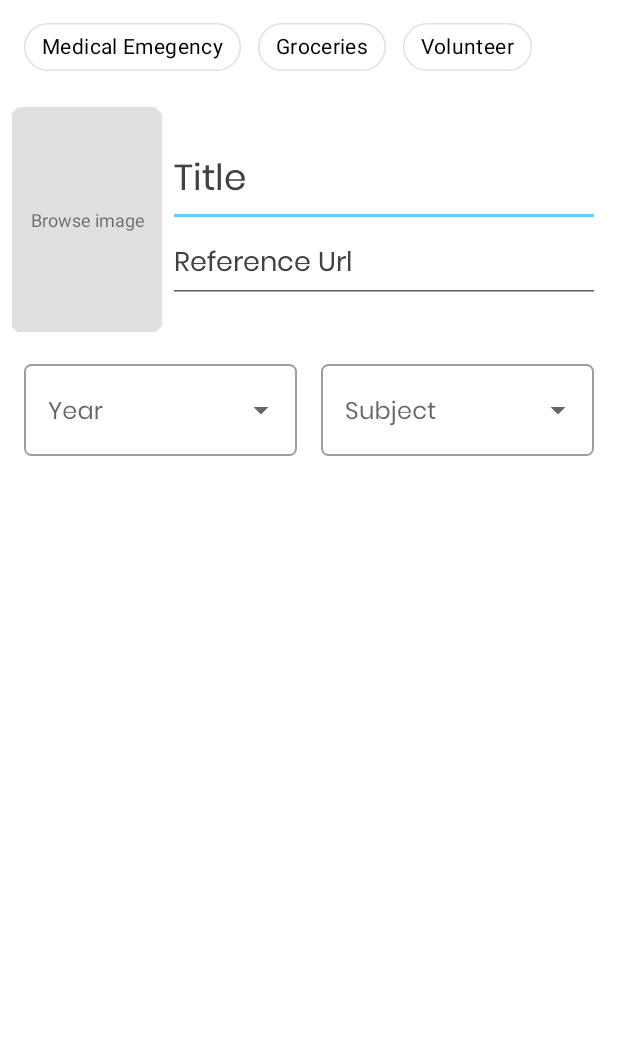
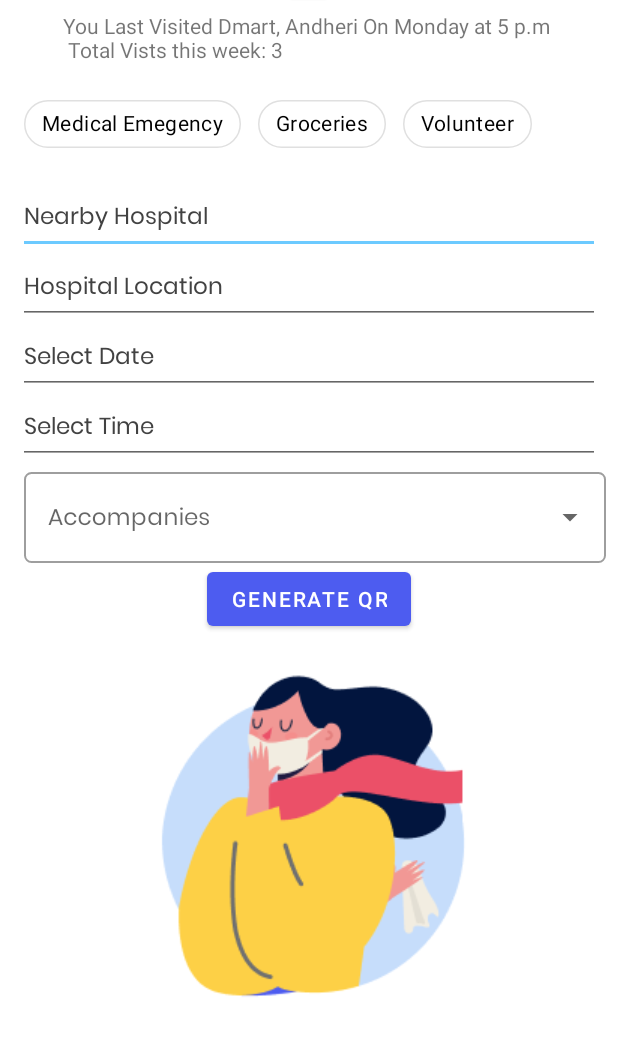
Before and after one commit to abhishekgupta-99/GoCorona, an Android app: the GO_OUT screen opened directly, with no data from a screen before it, on a phone screen of 412 x 824 dp, the part 86-1142 px from its top. Run offline under Robolectric (Android 15) with nearby library versions, the phone set to English and light mode, and no system bars; libraries missing offline, so code that uses them is left out: androidmads.library.qrgenearator; 1 statement that could not run was skipped.

Commit message:
Merge branch 'master' of https://github.com/pranjalpc99/GoCorona into abhishek
# Conflicts:
#	app/build.gradle
#	app/src/main/res/values/strings.xml

```diff
--- a/app/src/main/res/layout/activity_go__out.xml
+++ b/app/src/main/res/layout/activity_go__out.xml
@@ -34,6 +34,8 @@
 
         <RelativeLayout
             android:layout_width="match_parent"
+
+            android:id="@+id/detailsrl"
             android:layout_height="match_parent">
 
             <LinearLayout
@@ -41,7 +43,7 @@
                 android:orientation="vertical"
                 android:layout_width="match_parent"
                 android:layout_height="wrap_content"
-                android:background="@color/white">
+            >
 
                 <com.google.android.material.card.MaterialCardView
                     android:layout_width="wrap_content"
@@ -77,7 +79,15 @@
                     </LinearLayout>
 
                 </com.google.android.material.card.MaterialCardView>
+<TextView
+    android:layout_width="wrap_content"
+    android:layout_margin="8dp"
+    android:text="You Last Visited Dmart, Andheri On Monday at 5 p.m \n Total Vists this week: 3"
+    android:layout_gravity="center"
 
+    android:layout_height="wrap_content">
+
+</TextView>
                 <HorizontalScrollView
                     android:layout_width="match_parent"
                     android:layout_height="wrap_content"
@@ -93,7 +103,7 @@
                         app:singleSelection="true">
 
                         <com.google.android.material.chip.Chip
-                            android:id="@+id/book"
+                            android:id="@+id/medical"
                             style="@style/CustomChipChoice"
                             android:layout_width="wrap_content"
                             android:layout_height="wrap_content"
@@ -107,7 +117,7 @@
                             app:chipStrokeWidth="1dp" />
 
                         <com.google.android.material.chip.Chip
-                            android:id="@+id/ppt"
+                            android:id="@+id/groceries"
                             style="@style/CustomChipChoice"
                             android:layout_width="wrap_content"
                             android:layout_height="wrap_content"
@@ -154,30 +164,7 @@
                     android:layout_marginStart="8dp"
                     android:layout_marginEnd="8dp">
 
-                    <com.google.android.material.card.MaterialCardView
-                        android:layout_width="100dp"
-                        android:layout_height="150dp"
-                        app:cardBackgroundColor="@color/grey300"
-                        app:cardCornerRadius="8dp">
 
-
-                        <ImageView
-                            android:id="@+id/selected_book"
-                            android:layout_width="match_parent"
-                            android:layout_height="match_parent"
-                            android:scaleType="fitXY" />
-
-                        <TextView
-                            android:id="@+id/browse"
-                            android:layout_width="match_parent"
-                            android:layout_height="match_parent"
-                            android:layout_gravity="center"
-                            android:gravity="center"
-                            android:onClick="search"
-                            android:text="Browse image"
-                            android:textSize="12sp" />
-
-                    </com.google.android.material.card.MaterialCardView>
 
                     <LinearLayout
                         android:gravity="center"
@@ -186,46 +173,72 @@
                         android:layout_width="match_parent"
                         android:layout_height="wrap_content">
 
-                        <androidx.appcompat.widget.AppCompatEditText
-                            android:id="@+id/title"
+                        <AutoCompleteTextView
+                            android:id="@+id/dest"
                             android:layout_width="match_parent"
                             android:layout_height="wrap_content"
                             android:layout_marginLeft="4dp"
                             android:layout_marginRight="4dp"
                             android:fontFamily="@font/poppins_regular"
-                            android:hint="Title"
+                            android:hint="Doctor/Hospital Name"
                             android:inputType="text"
                             android:textColor="#000000"
                             android:textColorHint="#424242"
-                            android:textSize="24sp" />
+                            android:textSize="15sp" />
+
 
                         <androidx.appcompat.widget.AppCompatEditText
-                            android:id="@+id/ref_url"
+                            android:id="@+id/dest_add"
+                            android:layout_width="match_parent"
+                            android:layout_height="wrap_content"
+                            android:layout_marginLeft="4dp"
+                            android:textSize="15sp"
+                            android:layout_marginRight="4dp"
+                            android:fontFamily="@font/poppins_regular"
+                            android:hint="Visiting Address"
+                            android:textColor="#000000"
+                            android:textColorHint="#424242" />
+
+
+                        <androidx.appcompat.widget.AppCompatEditText
+                            android:id="@+id/date"
+                            android:layout_width="match_parent"
+                            android:layout_height="wrap_content"
+                            android:layout_marginLeft="4dp"
+                            android:layout_marginRight="4dp"
+                            android:editable="false"
+                            android:fontFamily="@font/poppins_regular"
+                            android:hint="Select Date"
+                            android:onClick="date"
+                            android:inputType="text"
+                            android:textColor="#000000"
+                            android:textColorHint="#424242"
+                            android:textSize="15sp"  />
+
+                        <androidx.appcompat.widget.AppCompatEditText
+                            android:id="@+id/time"
                             android:layout_width="match_parent"
                             android:layout_height="wrap_content"
                             android:layout_marginLeft="4dp"
                             android:layout_marginRight="4dp"
                             android:fontFamily="@font/poppins_regular"
-                            android:hint="Reference Url"
-                            android:inputType="textUri"
+                            android:hint="Select Time"
+                            android:onClick="time"
+                            android:inputType="text"
                             android:textColor="#000000"
-                            android:textColorHint="#424242" />
+                            android:textColorHint="#424242"
+                            android:textSize="15sp" />
 
                     </LinearLayout>
 
 
                 </LinearLayout>
 
-                <LinearLayout
-                    android:layout_width="match_parent"
-                    android:layout_height="wrap_content"
-                    android:id="@+id/spinners"
-                    android:layout_marginTop="16dp"
-                    android:orientation="horizontal">
+
 
                     <com.google.android.material.textfield.TextInputLayout
                         style="@style/Widget.MaterialComponents.TextInputLayout.OutlinedBox.ExposedDropdownMenu"
-                        android:layout_width="0dp"
+                        android:layout_width="match_parent"
                         android:layout_height="wrap_content"
                         android:layout_marginStart="16dp"
                         android:layout_marginEnd="8dp"
@@ -237,44 +250,64 @@
                         app:boxCornerRadiusTopStart="5dp">
 
                         <AutoCompleteTextView
-                            android:id="@+id/filled_exposed_dropdown_year"
+                            android:id="@+id/number_of_memb"
                             android:layout_width="match_parent"
                             android:layout_height="wrap_content"
                             android:editable="false"
+                            android:textSize="15sp"
                             android:fontFamily="@font/poppins_regular"
-                            android:hint="Year"
+                            android:hint="Accompanies"
                             android:inputType="none" />
 
                     </com.google.android.material.textfield.TextInputLayout>
 
-                    <com.google.android.material.textfield.TextInputLayout
-                        style="@style/Widget.MaterialComponents.TextInputLayout.OutlinedBox.ExposedDropdownMenu"
-                        android:layout_width="0dp"
-                        android:layout_height="wrap_content"
-                        android:layout_marginStart="8dp"
-                        android:layout_marginEnd="16dp"
-                        android:layout_weight="1"
-                        app:boxCornerRadiusBottomEnd="5dp"
-                        app:boxCornerRadiusBottomStart="5dp"
-                        app:boxCornerRadiusTopEnd="5dp"
-                        app:boxCornerRadiusTopStart="5dp">
+<!--                    <com.google.android.material.textfield.TextInputLayout-->
+<!--                        style="@style/Widget.MaterialComponents.TextInputLayout.OutlinedBox.ExposedDropdownMenu"-->
+<!--                        android:layout_width="0dp"-->
+<!--                        android:layout_height="wrap_content"-->
+<!--                        android:layout_marginStart="8dp"-->
+<!--                        android:layout_marginEnd="16dp"-->
+<!--                        android:layout_weight="1"-->
+<!--                        app:boxCornerRadiusBottomEnd="5dp"-->
+<!--                        app:boxCornerRadiusBottomStart="5dp"-->
+<!--                        app:boxCornerRadiusTopEnd="5dp"-->
+<!--                        app:boxCornerRadiusTopStart="5dp">-->
 
-                        <AutoCompleteTextView
-                            android:id="@+id/filled_exposed_dropdown_sub"
-                            android:layout_width="match_parent"
-                            android:layout_height="wrap_content"
-                            android:editable="false"
-                            android:fontFamily="@font/poppins_regular"
-                            android:hint="Subject"
-                            android:inputType="none" />
+<!--                        <AutoCompleteTextView-->
+<!--                            android:id="@+id/filled_exposed_dropdown_sub"-->
+<!--                            android:layout_width="match_parent"-->
+<!--                            android:layout_height="wrap_content"-->
+<!--                            android:editable="false"-->
+<!--                            android:fontFamily="@font/poppins_regular"-->
+<!--                            android:hint="Subject"-->
+<!--                            android:inputType="none" />-->
 
-                    </com.google.android.material.textfield.TextInputLayout>
+<!--                    </com.google.android.material.textfield.TextInputLayout>-->
 
-                </LinearLayout>
+
+                    <Button
+                        android:layout_width="wrap_content"
+                        android:layout_gravity="center"
+                        android:text="Generate QR"
+                        android:onClick="qrcode"
+                        android:layout_height="wrap_content">
+                    </Button>
+
 
 
 
             </LinearLayout>
+
+            <ImageView
+                android:layout_width="wrap_content"
+                android:layout_height="wrap_content"
+                android:layout_below="@+id/book_details"
+                android:layout_centerInParent="true"
+                android:foregroundGravity="center"
+                android:id="@+id/qrgenerate"
+                android:src="@drawable/woman">
+
+            </ImageView>
 
         </RelativeLayout>
 
--- a/build.gradle
+++ b/build.gradle
@@ -22,6 +22,9 @@ allprojects {
         google()
         jcenter()
 
+        maven
+                { url 'https://jitpack.io' }
+
     }
 }
 
```
Also changed, not shown: app/build.gradle (+11 -0 lines), app/src/main/AndroidManifest.xml (+8 -0 lines), app/src/main/java/com/tachyon/gocorona/GO_OUT.java (+299 -1 lines), app/src/main/java/com/tachyon/gocorona/PlacesArrayAdapter.java (added, +136 -0 lines), app/src/main/res/layout/dropdown_menu_popup_item.xml (added, +11 -0 lines).
